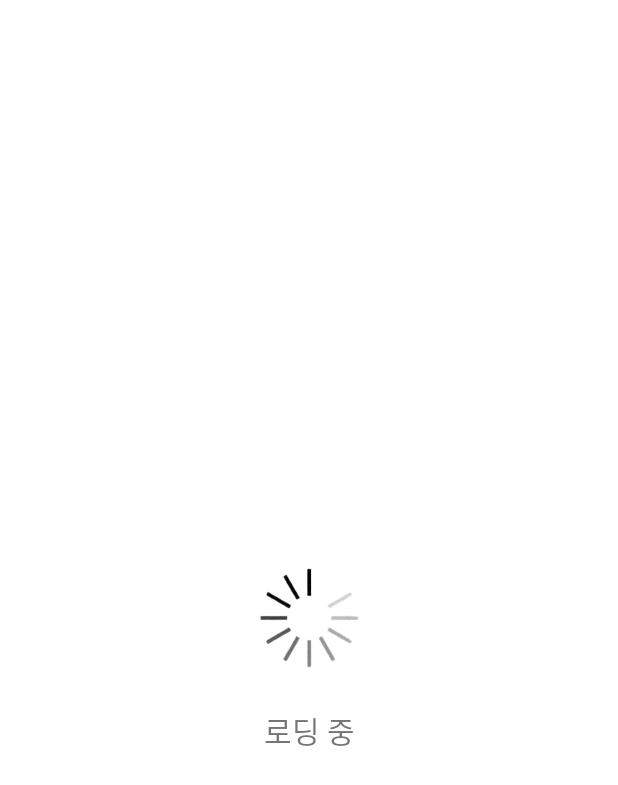
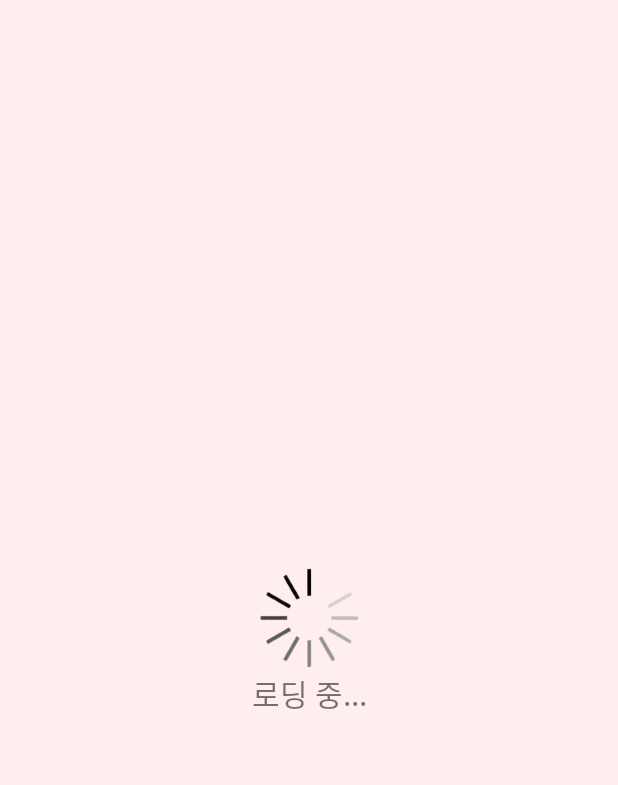
Before and after one commit to Gseungmin/UmcAndroid, an Android app: the SplashActivity screen opened directly, with no data from a screen before it, on a phone screen of 412 x 824 dp. Shown: the top 785 px of the screen. Run offline under Robolectric (Android 15) with nearby library versions, the phone set to English and light mode, and no system bars.

Commit message:
REFACTOR: SPLASH 레이아웃 리펙터

```diff
--- a/app/src/main/java/com/example/umc/ui/SplashActivity.kt
+++ b/app/src/main/java/com/example/umc/ui/SplashActivity.kt
@@ -26,11 +26,11 @@ class SplashActivity : AppCompatActivity() {
 
         viewModel.countValue.observe(this, Observer {
             binding.num.text = it.toString()
-            if (it.equals("로딩 중")) {
+            if (it.equals("로딩 중...")) {
                 Handler().postDelayed({
                     startActivity(Intent(this, MainActivity::class.java))
                     finish()
-                },1000)
+                },10)
             }
         })
         viewModel.exec()
--- a/app/src/main/java/com/example/umc/viewmodel/LoadingViewModel.kt
+++ b/app/src/main/java/com/example/umc/viewmodel/LoadingViewModel.kt
@@ -21,19 +21,25 @@ class LoadingViewModel : ViewModel() {
         viewModelScope.launch {
             for(i in 0..99) {
                 if (i < 5) {
-                    delay(160)
+                    delay(120)
                 } else if (i < 12) {
-                    delay(120)
+                    delay(100)
                 } else if (i < 20) {
-                    delay(50)
+                    delay(30)
                 } else if (i < 78) {
-                    delay(10)
+                    delay(8)
                 } else if (i < 100) {
                     delay(2)
                 }
                 plus()
             }
             _countValue.value = "로딩 중"
+            delay(30)
+            _countValue.value = "로딩 중."
+            delay(30)
+            _countValue.value = "로딩 중.."
+            delay(30)
+            _countValue.value = "로딩 중..."
         }
     }
 }
--- a/app/src/main/res/layout/activity_splash.xml
+++ b/app/src/main/res/layout/activity_splash.xml
@@ -4,6 +4,7 @@
     xmlns:tools="http://schemas.android.com/tools"
     android:layout_width="match_parent"
     android:layout_height="match_parent"
+    android:background="@color/backgroundMain"
     tools:context=".ui.SplashActivity">
 
     <ImageView
@@ -24,8 +25,10 @@
         android:gravity="center"
         android:text="order"
         android:textSize="20dp"
+        android:layout_marginTop="100dp"
+        app:layout_constraintBottom_toBottomOf="parent"
         app:layout_constraintEnd_toEndOf="parent"
         app:layout_constraintStart_toStartOf="parent"
-        app:layout_constraintTop_toBottomOf="@+id/imageView"></TextView>
+        app:layout_constraintTop_toTopOf="parent"></TextView>
 
 </androidx.constraintlayout.widget.ConstraintLayout>
```
